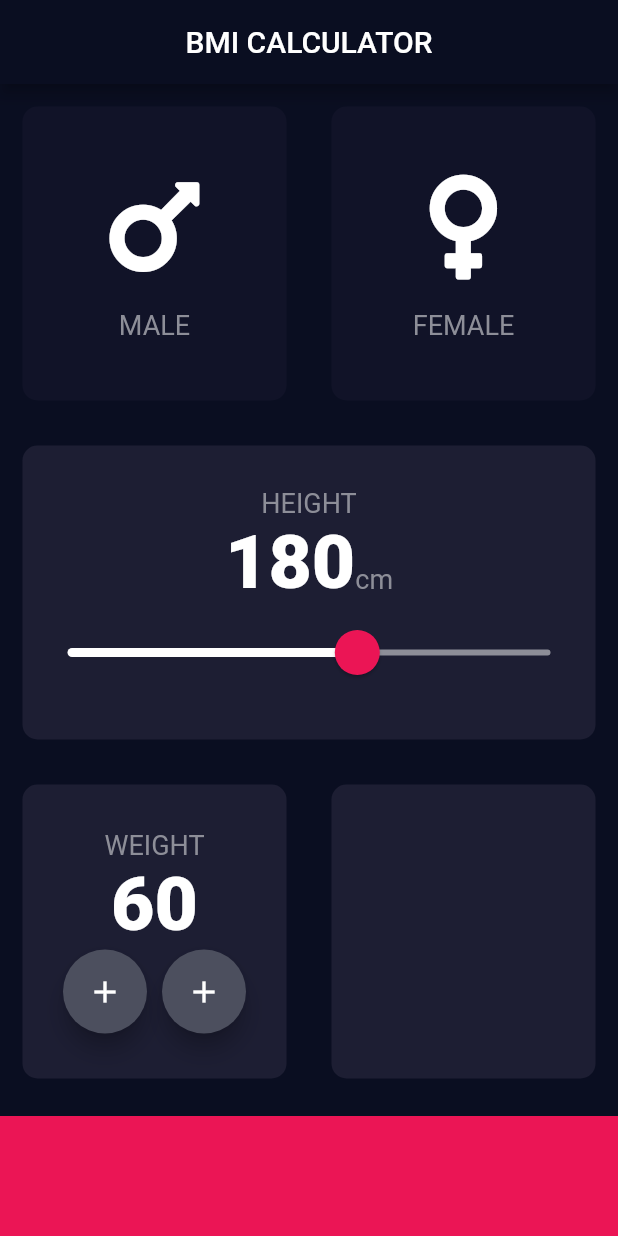
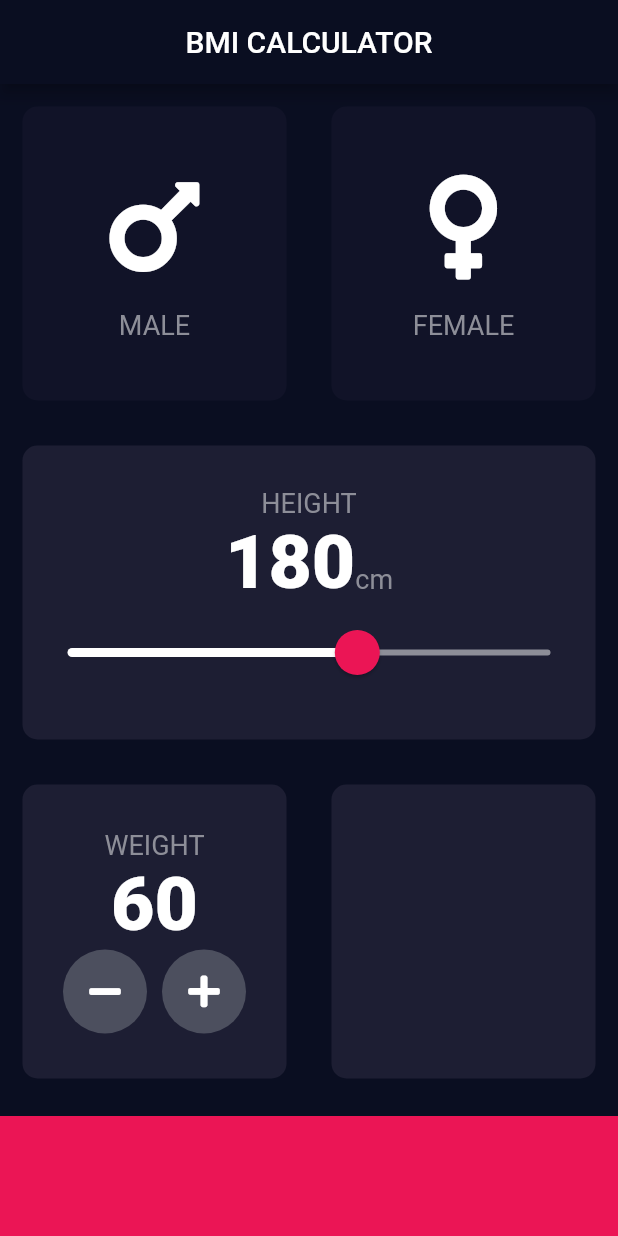
Before and after one commit to leetrent/bmi-calculator-flutter, a Flutter app: the screen it shows after launch, on a phone screen of 412 x 824 dp. Run offline on Flutter 3.47's test engine with Material 2 defaults, Android fonts, the phone set to English and light mode, and no system bars; our stand-ins replace font_awesome_flutter.

Commit message:
Builds custom RoundIconButton based on RawMaterialButton using composition (not inheritance).

```diff
--- a/lib/input_page.dart
+++ b/lib/input_page.dart
@@ -140,22 +140,14 @@ class _InputPageState extends State<InputPage> {
                         Row(
                           mainAxisAlignment: MainAxisAlignment.center,
                           children: <Widget>[
-                            FloatingActionButton(
-                              backgroundColor: Color(0xFF4C4F5E),
-                              child: Icon(
-                                Icons.add,
-                                color: Colors.white,
-                              ),
+                            RoundIconButton(
+                              iconData: FontAwesomeIcons.minus,
                             ),
                             SizedBox(
                               width: 10.0,
                             ),
-                            FloatingActionButton(
-                              backgroundColor: Color(0xFF4C4F5E),
-                              child: Icon(
-                                Icons.add,
-                                color: Colors.white,
-                              ),
+                            RoundIconButton(
+                              iconData: FontAwesomeIcons.plus,
                             ),
                           ],
                         )
@@ -180,3 +172,22 @@ class _InputPageState extends State<InputPage> {
     );
   }
 }
+
+class RoundIconButton extends StatelessWidget {
+  RoundIconButton({this.iconData});
+  final IconData iconData;
+  @override
+  Widget build(BuildContext context) {
+    return RawMaterialButton(
+      child: Icon(iconData),
+      onPressed: () {},
+      elevation: 0.0,
+      constraints: BoxConstraints.tightFor(
+        width: 56.0,
+        height: 56.0,
+      ),
+      shape: CircleBorder(),
+      fillColor: Color(0xFF4C4F5E),
+    );
+  }
+}
```
